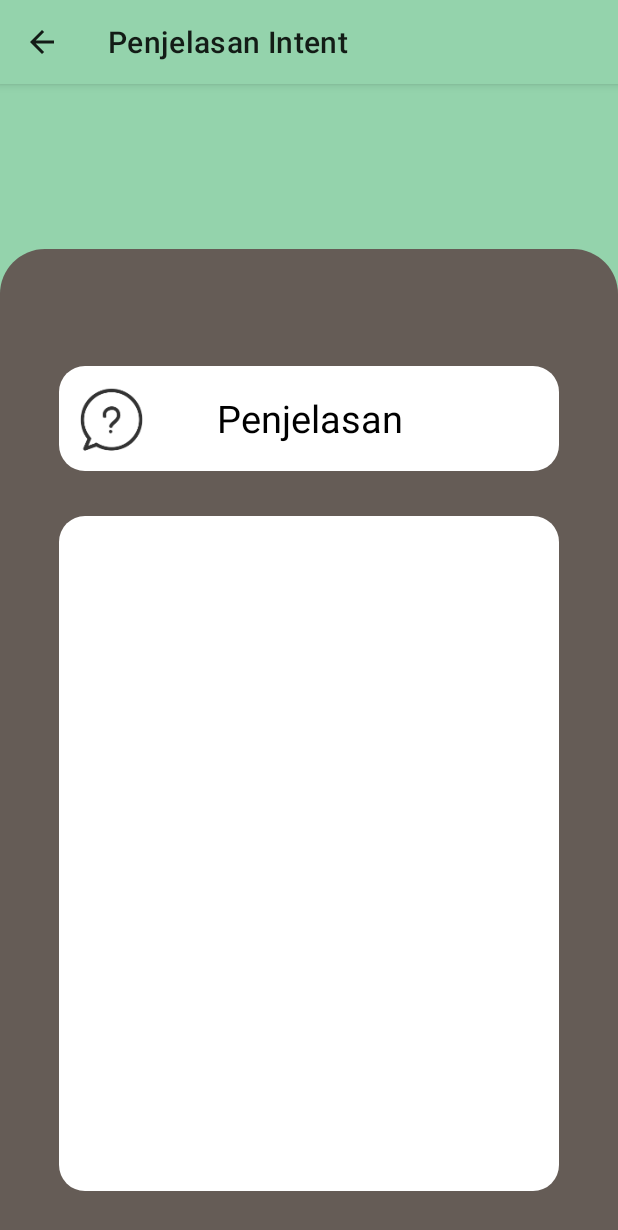
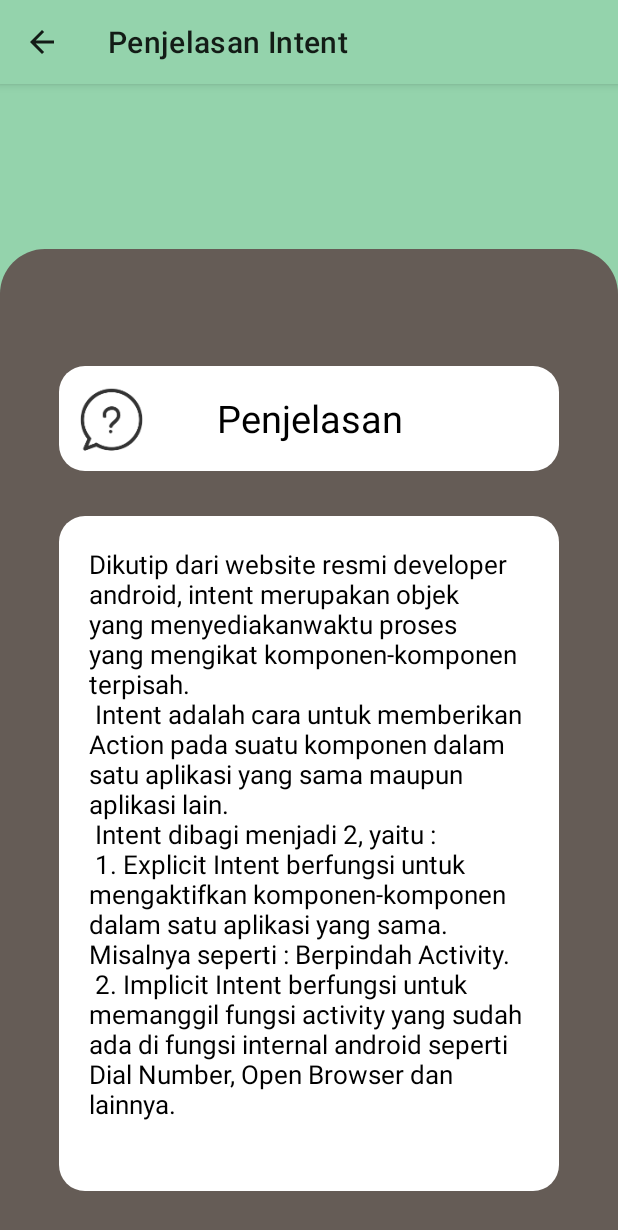
Before and after one commit to rsdiz/tugasintent, an Android app: the Penjelasan screen opened directly, with no data from a screen before it, on a phone screen of 412 x 824 dp. Shown: the top 1230 px of the screen. Run offline under Robolectric (Android 15) with nearby library versions, the phone set to English and light mode, and no system bars.

Commit message:
Menambahkan Isi Penjelasan
Signed-off-by: Taufik Ismail <taufik21.ismail.3@gmail.com>

```diff
--- a/app/src/main/res/layout/activity_penjelasan.xml
+++ b/app/src/main/res/layout/activity_penjelasan.xml
@@ -26,7 +26,15 @@
         app:layout_constraintBottom_toBottomOf="parent"
         app:layout_constraintEnd_toEndOf="parent"
         app:layout_constraintStart_toStartOf="parent"
-        android:orientation="vertical">
+        android:orientation="vertical"
+        android:padding="20dp">
+
+        <TextView
+            android:layout_width="match_parent"
+            android:layout_height="wrap_content"
+            android:text="@string/isipenjelasan"
+            android:textColor="@color/black"
+            android:textSize="17sp"/>
 
     </LinearLayout>
 
--- a/app/src/main/res/values/strings.xml
+++ b/app/src/main/res/values/strings.xml
@@ -7,4 +7,15 @@
     <string name="text_top">PEMROGRAMAN MOBILE\n INTENT</string>
     <string name="DataForm">Data Form</string>
     <string name="nama">Nama Mahasiswa</string>
+    <string name="isipenjelasan">
+        Dikutip dari website resmi developer android, intent merupakan objek yang menyediakanwaktu
+        proses yang mengikat komponen-komponen terpisah.\n
+        Intent adalah cara untuk memberikan Action pada suatu komponen dalam satu aplikasi yang
+        sama maupun aplikasi lain.\n
+        Intent dibagi menjadi 2, yaitu :\n
+        1. Explicit Intent berfungsi untuk mengaktifkan komponen-komponen dalam satu aplikasi yang
+            sama. Misalnya seperti : Berpindah Activity.\n
+        2. Implicit Intent berfungsi untuk memanggil fungsi activity yang sudah ada di fungsi
+            internal android seperti Dial Number, Open Browser dan lainnya.
+    </string>
 </resources>
```
